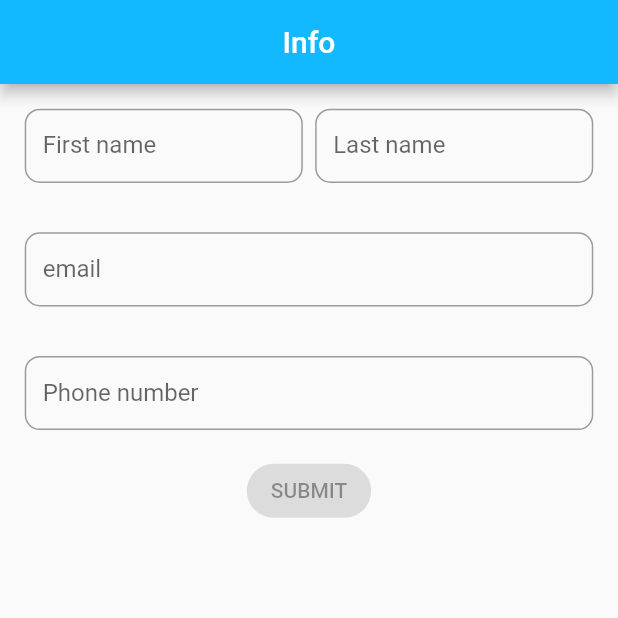
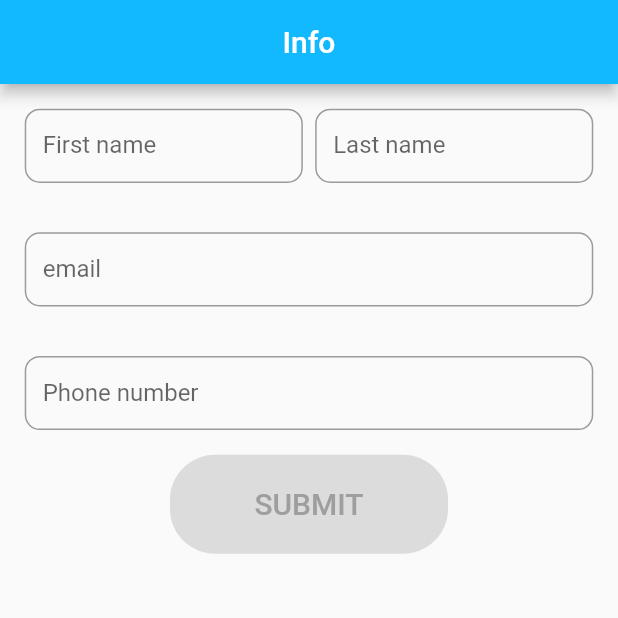
Before and after one commit to materoy/Inter-Intel, a Flutter app: the screen it shows after launch, on a phone screen of 412 x 824 dp, the top half of it. Run offline on Flutter 3.47's test engine with Material 2 defaults, Android fonts, the phone set to English and light mode, and no system bars; our stand-ins replace bloc, equatable, flutter_bloc, formz; generated files the repository leaves out were written again.

Commit message:
navigate to design

```diff
--- /dev/null
+++ b/lib/design/design.dart
@@ -0,0 +1 @@
+export 'view/design_screen.dart';
--- a/lib/info/info.dart
+++ b/lib/info/info.dart
@@ -1,2 +1,3 @@
 export 'cubit/info_cubit.dart';
+export 'model/user.dart';
 export 'view/info_screen.dart';
--- /dev/null
+++ b/lib/info/model/user.dart
@@ -0,0 +1,17 @@
+import 'package:equatable/equatable.dart';
+
+class User extends Equatable {
+  const User(
+      {required this.firstName,
+      required this.lastName,
+      required this.email,
+      required this.phoneNumber});
+
+  final String firstName;
+  final String lastName;
+  final String email;
+  final String phoneNumber;
+
+  @override
+  List<Object?> get props => [firstName, lastName, email, phoneNumber];
+}
--- a/lib/info/view/info_screen.dart
+++ b/lib/info/view/info_screen.dart
@@ -2,7 +2,9 @@ import 'package:flutter/material.dart';
 import 'package:flutter_bloc/flutter_bloc.dart';
 import 'package:formz/formz.dart';
 import 'package:inter_intel_interview/app/utils/size_config.dart';
+import 'package:inter_intel_interview/design/design.dart';
 import 'package:inter_intel_interview/info/cubit/info_cubit.dart';
+import 'package:inter_intel_interview/info/info.dart';
 
 class InfoScreen extends StatelessWidget {
   const InfoScreen({Key? key}) : super(key: key);
@@ -30,11 +32,18 @@ class InfoForm extends StatelessWidget {
     return BlocListener<InfoCubit, InfoState>(
       listener: (context, state) {
         if (state.status.isSubmissionSuccess) {
-          Navigator.pop(context);
+          final user = User(
+              firstName: state.firstName,
+              lastName: state.lastName,
+              email: state.email.value,
+              phoneNumber: state.phoneNumber.value);
+
+          /// Navigates to the design screen
+          DesignScreen.route(context, user);
         } else if (state.status.isSubmissionFailure) {
           ScaffoldMessenger.of(context)
             ..hideCurrentSnackBar()
-            ..showSnackBar(const SnackBar(content: Text('Sign up failed')));
+            ..showSnackBar(const SnackBar(content: Text('Submisson failed')));
         }
       },
       child: Container(
@@ -150,14 +159,16 @@ class _PhoneNumberInput extends StatelessWidget {
   @override
   Widget build(BuildContext context) {
     return BlocBuilder<InfoCubit, InfoState>(
-      buildWhen: (previous, current) => previous.email != current.email,
+      buildWhen: (previous, current) =>
+          previous.phoneNumber != current.phoneNumber,
       builder: (context, state) {
         return _FormTextField(
           key: const Key('infoForm_phoneNumberInput_textField'),
-          onChanged: (email) => context.read<InfoCubit>().emailChanged(email),
+          onChanged: (phoneNumber) =>
+              context.read<InfoCubit>().phoneNumberChanged(phoneNumber),
           keyboardType: TextInputType.emailAddress,
           labelText: 'Phone number',
-          errorText: state.email.invalid ? 'invalid email' : null,
+          errorText: state.phoneNumber.invalid ? 'invalid phone number' : null,
         );
       },
     );
@@ -175,6 +186,8 @@ class _SubmitButton extends StatelessWidget {
             : ElevatedButton(
                 key: const Key('infoForm_submit_raisedButton'),
                 style: ElevatedButton.styleFrom(
+                  minimumSize: Size(
+                      SizeConfig.unitWidth * 45, SizeConfig.unitHeight * 8),
                   shape: RoundedRectangleBorder(
                     borderRadius: BorderRadius.circular(30),
                   ),
@@ -183,7 +196,12 @@ class _SubmitButton extends StatelessWidget {
                 onPressed: state.status.isValidated
                     ? () => context.read<InfoCubit>().submitForm()
                     : null,
-                child: const Text('SUBMIT'),
+                child: Text(
+                  'SUBMIT',
+                  style: Theme.of(context).textTheme.headline6!.copyWith(
+                        color: state.status.isValidated ? null : Colors.grey,
+                      ),
+                ),
               );
       },
     );
```
Also changed, not shown: lib/design/view/design_screen.dart (+17 -3 lines), lib/info/cubit/info_cubit.dart (+7 -5 lines).
